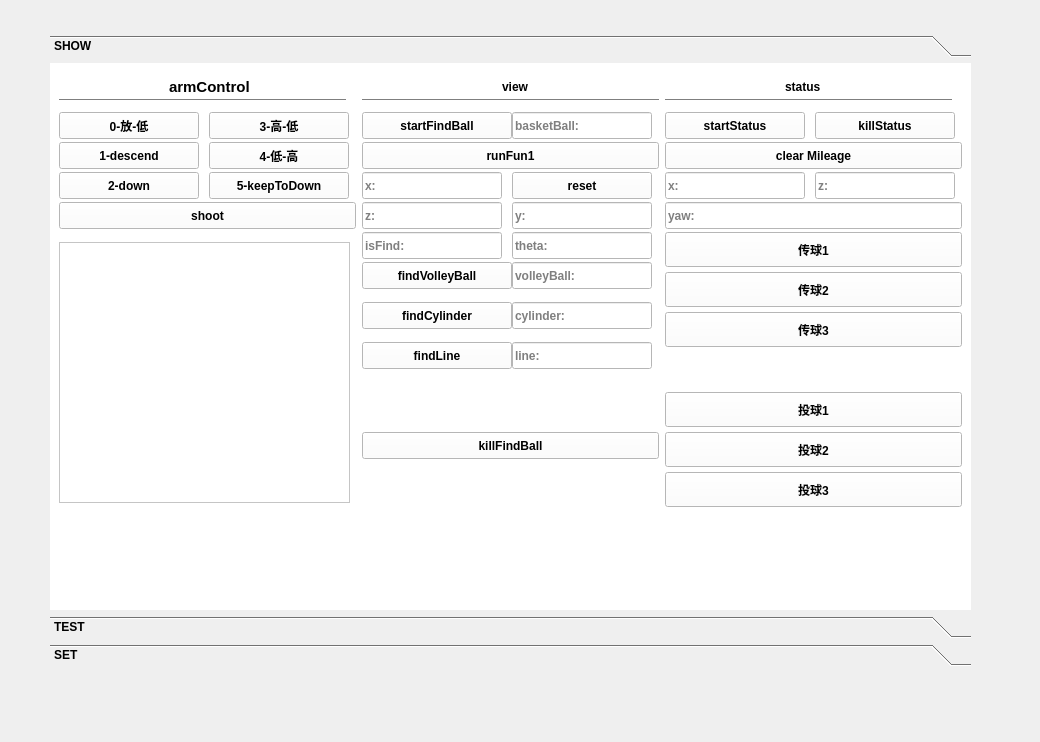
nwpu-basketball-robot/rqt_control, file ui/mainwindow.ui: the form before one commit.
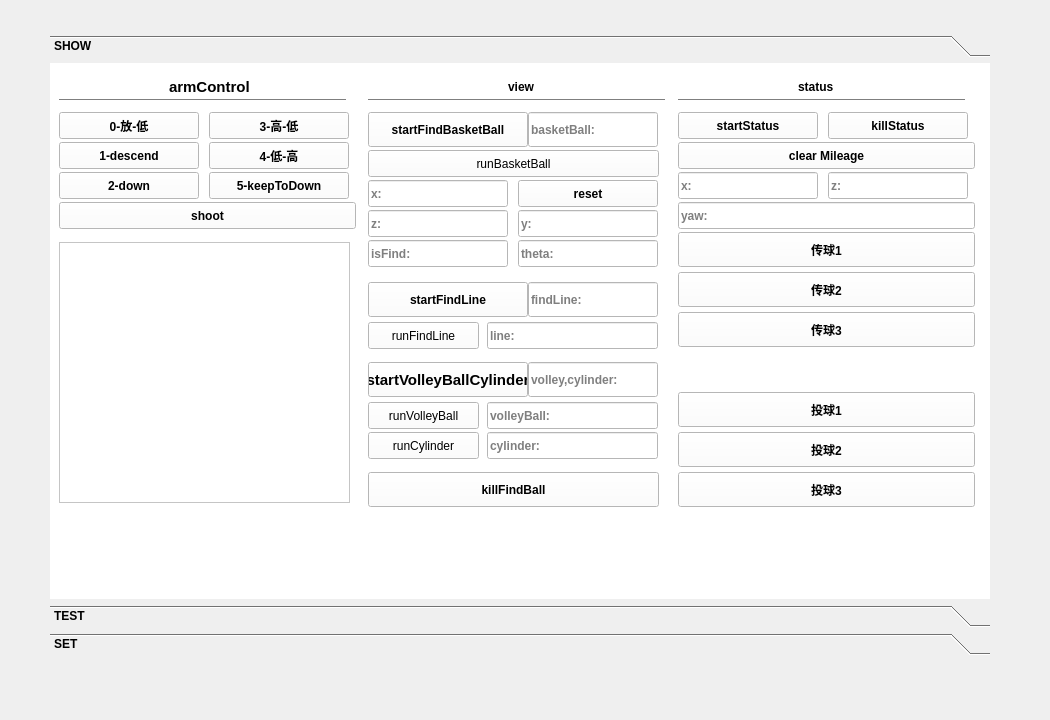
The form after the commit.

```diff
--- a/ui/mainwindow.ui
+++ b/ui/mainwindow.ui
@@ -6,8 +6,8 @@
    <rect>
     <x>0</x>
     <y>0</y>
-    <width>1040</width>
-    <height>742</height>
+    <width>1050</width>
+    <height>720</height>
    </rect>
   </property>
   <property name="windowTitle">
@@ -18,8 +18,8 @@
     <rect>
      <x>50</x>
      <y>35</y>
-     <width>921</width>
-     <height>631</height>
+     <width>940</width>
+     <height>620</height>
     </rect>
    </property>
    <property name="palette">
@@ -448,8 +448,8 @@
      <rect>
       <x>0</x>
       <y>0</y>
-      <width>921</width>
-      <height>538</height>
+      <width>940</width>
+      <height>527</height>
      </rect>
     </property>
     <property name="font">
@@ -609,7 +609,7 @@
         <property name="geometry">
          <rect>
           <x>0</x>
-          <y>100</y>
+          <y>108</y>
           <width>140</width>
           <height>27</height>
          </rect>
@@ -659,7 +659,7 @@
         <property name="geometry">
          <rect>
           <x>150</x>
-          <y>130</y>
+          <y>138</y>
           <width>140</width>
           <height>27</height>
          </rect>
@@ -709,7 +709,7 @@
         <property name="geometry">
          <rect>
           <x>150</x>
-          <y>160</y>
+          <y>168</y>
           <width>140</width>
           <height>27</height>
          </rect>
@@ -759,7 +759,7 @@
         <property name="geometry">
          <rect>
           <x>0</x>
-          <y>130</y>
+          <y>138</y>
           <width>140</width>
           <height>27</height>
          </rect>
@@ -810,12 +810,12 @@
          <rect>
           <x>0</x>
           <y>40</y>
-          <width>150</width>
-          <height>27</height>
+          <width>160</width>
+          <height>35</height>
          </rect>
         </property>
         <property name="text">
-         <string>startFindBall</string>
+         <string>startFindBasketBall</string>
         </property>
        </widget>
        <widget class="Line" name="viewLine">
@@ -848,7 +848,7 @@
         <property name="geometry">
          <rect>
           <x>0</x>
-          <y>160</y>
+          <y>168</y>
           <width>140</width>
           <height>27</height>
          </rect>
@@ -898,9 +898,9 @@
         <property name="geometry">
          <rect>
           <x>0</x>
-          <y>360</y>
-          <width>297</width>
-          <height>27</height>
+          <y>400</y>
+          <width>291</width>
+          <height>35</height>
          </rect>
         </property>
         <property name="text">
@@ -911,7 +911,7 @@
         <property name="geometry">
          <rect>
           <x>150</x>
-          <y>100</y>
+          <y>108</y>
           <width>140</width>
           <height>27</height>
          </rect>
@@ -924,61 +924,85 @@
         <property name="geometry">
          <rect>
           <x>0</x>
-          <y>70</y>
-          <width>297</width>
+          <y>78</y>
+          <width>291</width>
           <height>27</height>
          </rect>
         </property>
+        <property name="font">
+         <font>
+          <weight>50</weight>
+          <bold>false</bold>
+         </font>
+        </property>
         <property name="text">
-         <string>runFun1</string>
+         <string>runBasketBall</string>
         </property>
        </widget>
        <widget class="QPushButton" name="findVolleyBall">
         <property name="geometry">
          <rect>
           <x>0</x>
-          <y>190</y>
-          <width>150</width>
+          <y>330</y>
+          <width>111</width>
           <height>27</height>
          </rect>
         </property>
+        <property name="font">
+         <font>
+          <weight>50</weight>
+          <bold>false</bold>
+         </font>
+        </property>
         <property name="text">
-         <string>findVolleyBall</string>
+         <string>runVolleyBall</string>
         </property>
        </widget>
        <widget class="QPushButton" name="findCylinder">
         <property name="geometry">
          <rect>
           <x>0</x>
-          <y>230</y>
-          <width>150</width>
+          <y>360</y>
+          <width>111</width>
           <height>27</height>
          </rect>
         </property>
+        <property name="font">
+         <font>
+          <weight>50</weight>
+          <bold>false</bold>
+         </font>
+        </property>
         <property name="text">
-         <string>findCylinder</string>
+         <string>runCylinder</string>
         </property>
        </widget>
-       <widget class="QPushButton" name="findLine">
+       <widget class="QPushButton" name="runFindLine">
         <property name="geometry">
          <rect>
           <x>0</x>
-          <y>270</y>
-          <width>150</width>
+          <y>250</y>
+          <width>111</width>
           <height>27</height>
          </rect>
         </property>
+        <property name="font">
+         <font>
+          <weight>50</weight>
+          <bold>false</bold>
+         </font>
+        </property>
         <property name="text">
-         <string>findLine</string>
+         <string>runFindLine</string>
         </property>
        </widget>
        <widget class="QLineEdit" name="basketball">
         <property name="geometry">
          <rect>
-          <x>150</x>
+          <x>160</x>
           <y>40</y>
-          <width>140</width>
-          <height>27</height>
+          <width>130</width>
+          <height>35</height>
          </rect>
         </property>
         <property name="palette">
@@ -1025,9 +1049,9 @@
        <widget class="QLineEdit" name="volleyball">
         <property name="geometry">
          <rect>
-          <x>150</x>
-          <y>190</y>
-          <width>140</width>
+          <x>119</x>
+          <y>330</y>
+          <width>171</width>
           <height>27</height>
          </rect>
         </property>
@@ -1075,9 +1099,9 @@
        <widget class="QLineEdit" name="line">
         <property name="geometry">
          <rect>
-          <x>150</x>
-          <y>270</y>
-          <width>140</width>
+          <x>119</x>
+          <y>250</y>
+          <width>171</width>
           <height>27</height>
          </rect>
         </property>
@@ -1125,9 +1149,9 @@
        <widget class="QLineEdit" name="cylinder">
         <property name="geometry">
          <rect>
-          <x>150</x>
-          <y>230</y>
-          <width>140</width>
+          <x>119</x>
+          <y>360</y>
+          <width>171</width>
           <height>27</height>
          </rect>
         </property>
@@ -1175,6 +1199,137 @@
          <string>cylinder:</string>
         </property>
        </widget>
+       <widget class="QPushButton" name="startVolleyBallAndCylinder">
+        <property name="geometry">
+         <rect>
+          <x>0</x>
+          <y>290</y>
+          <width>160</width>
+          <height>35</height>
+         </rect>
+        </property>
+        <property name="font">
+         <font>
+          <pointsize>11</pointsize>
+         </font>
+        </property>
+        <property name="text">
+         <string>startVolleyBallCylinder</string>
+        </property>
+       </widget>
+       <widget class="QPushButton" name="startFindLine">
+        <property name="geometry">
+         <rect>
+          <x>0</x>
+          <y>210</y>
+          <width>160</width>
+          <height>35</height>
+         </rect>
+        </property>
+        <property name="text">
+         <string>startFindLine</string>
+        </property>
+       </widget>
+       <widget class="QLineEdit" name="findLine">
+        <property name="geometry">
+         <rect>
+          <x>160</x>
+          <y>210</y>
+          <width>130</width>
+          <height>35</height>
+         </rect>
+        </property>
+        <property name="palette">
+         <palette>
+          <active>
+           <colorrole role="ButtonText">
+            <brush brushstyle="SolidPattern">
+             <color alpha="255">
+              <red>0</red>
+              <green>0</green>
+              <blue>0</blue>
+             </color>
+            </brush>
+           </colorrole>
+          </active>
+          <inactive>
+           <colorrole role="ButtonText">
+            <brush brushstyle="SolidPattern">
+             <color alpha="255">
+              <red>0</red>
+              <green>0</green>
+              <blue>0</blue>
+             </color>
+            </brush>
+           </colorrole>
+          </inactive>
+          <disabled>
+           <colorrole role="ButtonText">
+            <brush brushstyle="SolidPattern">
+             <color alpha="255">
+              <red>0</red>
+              <green>0</green>
+              <blue>0</blue>
+             </color>
+            </brush>
+           </colorrole>
+          </disabled>
+         </palette>
+        </property>
+        <property name="placeholderText">
+         <string>findLine:</string>
+        </property>
+       </widget>
+       <widget class="QLineEdit" name="volleyAndCylinder">
+        <property name="geometry">
+         <rect>
+          <x>160</x>
+          <y>290</y>
+          <width>130</width>
+          <height>35</height>
+         </rect>
+        </property>
+        <property name="palette">
+         <palette>
+          <active>
+           <colorrole role="ButtonText">
+            <brush brushstyle="SolidPattern">
+             <color alpha="255">
+              <red>0</red>
+              <green>0</green>
+              <blue>0</blue>
+             </color>
+            </brush>
+           </colorrole>
+          </active>
+          <inactive>
+           <colorrole role="ButtonText">
+            <brush brushstyle="SolidPattern">
+             <color alpha="255">
+              <red>0</red>
+              <green>0</green>
+              <blue>0</blue>
+             </color>
+            </brush>
+           </colorrole>
+          </inactive>
+          <disabled>
+           <colorrole role="ButtonText">
+            <brush brushstyle="SolidPattern">
+             <color alpha="255">
+              <red>0</red>
+              <green>0</green>
+              <blue>0</blue>
+             </color>
+            </brush>
+           </colorrole>
+          </disabled>
+         </palette>
+        </property>
+        <property name="placeholderText">
+         <string>volley,cylinder:</string>
+        </property>
+       </widget>
       </widget>
      </item>
      <item>
```
Left out of the diff: 16 changed lines with no effect on the pictures.
